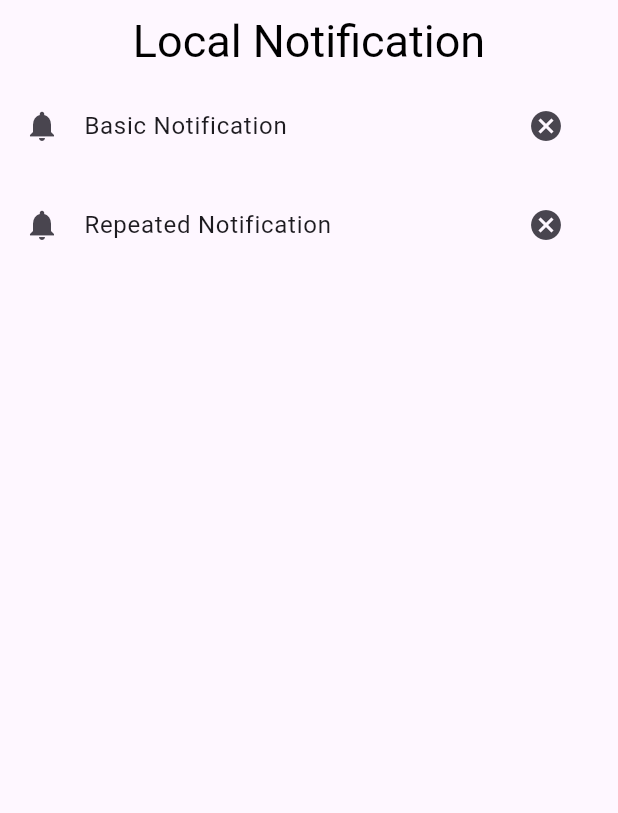
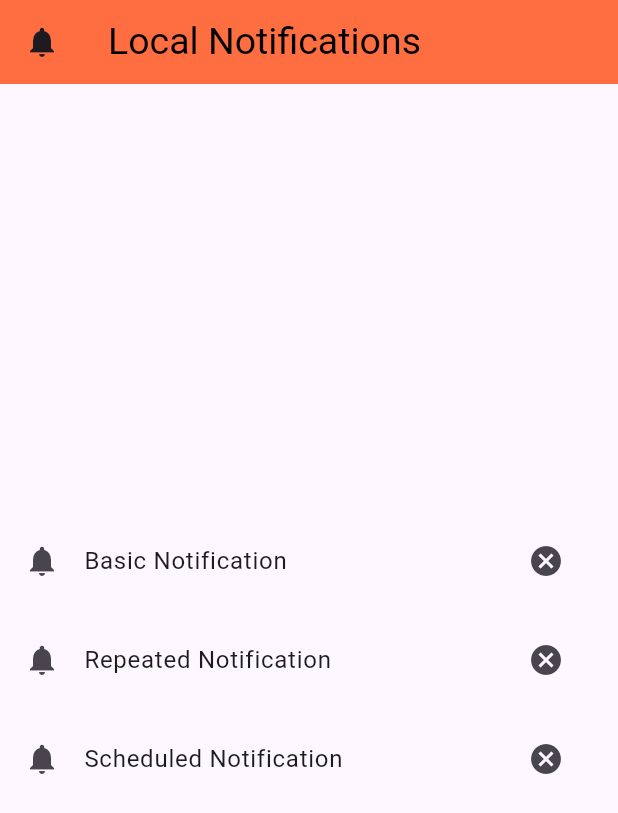
Before and after one commit to ahmed-khaled56/local_notification, a Flutter app: the screen it shows after launch, after a tap on "Repeated Notification", on a phone screen of 412 x 824 dp. Shown: the top 813 px of the screen. Run offline on Flutter 3.47's test engine with Material 3 defaults, Android fonts, the phone set to English and light mode, and no system bars; our stand-ins replace flutter_local_notifications, timezone.

Commit message:
create  showSchdulNotification

```diff
--- a/lib/main.dart
+++ b/lib/main.dart
@@ -1,11 +1,13 @@
 import 'package:flutter/material.dart';
 import 'package:local_notifications/services/local_notify_service.dart';
 import 'package:local_notifications/views/home_view.dart';
+import 'package:timezone/data/latest.dart' as tz;
 
 void main() async {
   WidgetsFlutterBinding.ensureInitialized();
   await LocalNotifyService.initLocalNotify();
 
+  tz.initializeTimeZones();
   runApp(const MyApp());
 }
 
@@ -19,12 +21,13 @@ class MyApp extends StatelessWidget {
       debugShowCheckedModeBanner: false,
       home: Scaffold(
         appBar: AppBar(
-          title: Center(
-            child: Text(
-              "Local Notification",
-              style: TextStyle(color: Colors.black, fontSize: 30),
-            ),
+          backgroundColor: Colors.deepOrangeAccent,
+
+          title: Text(
+            "Local Notifications",
+            style: TextStyle(color: Colors.black, fontSize: 25),
           ),
+          leading: Icon(Icons.notifications),
         ),
         body: HomeView(),
       ),
--- a/lib/views/home_view.dart
+++ b/lib/views/home_view.dart
@@ -11,6 +11,7 @@ class HomeView extends StatelessWidget {
   Widget build(BuildContext context) {
     return Center(
       child: Column(
+        mainAxisAlignment: MainAxisAlignment.center,
         children: [
           CustomListTile(
             title: "Basic Notification",
@@ -28,7 +29,17 @@ class HomeView extends StatelessWidget {
               LocalNotifyService.cancelNotification(id: 1);
             },
             onTap: () {
-              //LocalNotifyService.showRepeatedNotification();
+              LocalNotifyService.showRepeatedNotification();
+            },
+          ),
+          SizedBox(height: 10),
+          CustomListTile(
+            title: "Scheduled Notification",
+            onPressedCanceled: () {
+              LocalNotifyService.cancelNotification(id: 2);
+            },
+            onTap: () {
+              LocalNotifyService.showSchdulNotification();
             },
           ),
         ],
```
Also changed, not shown: lib/services/local_notify_service.dart (+25 -1 lines), pubspec.yaml (+1 -6 lines), pubspec.lock.
